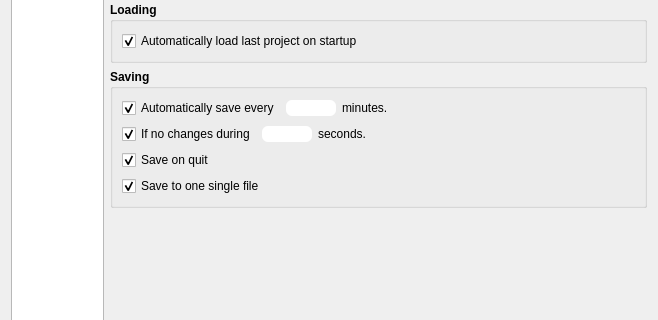
Old version of the form manuskript/ui/settings_ui.ui in the repository olivierkes/manuskript; both pictures show x 0 to 658 and y 175 to 495 of the 658 by 598 pixel window.
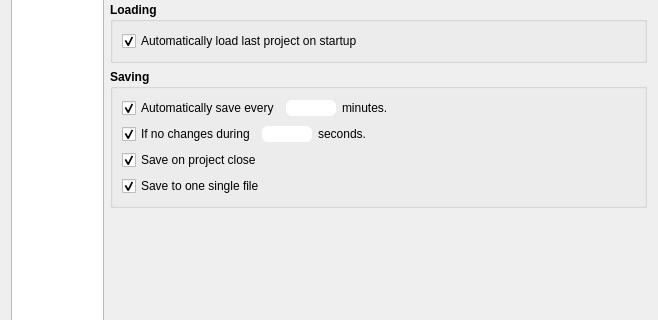
New version of the form. The open tabs and pages were chosen to show the change. Icons and pictures are not drawn.

Commit message:
Rename setting "Save on quit" to "Save on project close"
See PR #615

This rename is being done to clarify that when a user enables "Save on
project close" then the project will be saved whenever the user
chooses to close the project or to quit Manuskript.

Note that the actual name of the setting saveOnQuit should also be
changed but instead has been marked as a future TODO because it
involves a change in the project file format.

What changed in the file:
```diff
--- a/manuskript/ui/settings_ui.ui
+++ b/manuskript/ui/settings_ui.ui
@@ -407,7 +407,7 @@
              </font>
             </property>
             <property name="text">
-             <string>Save on quit</string>
+             <string>Save on project close</string>
             </property>
             <property name="checked">
              <bool>true</bool>
```
The commit also changes 2 other files.
